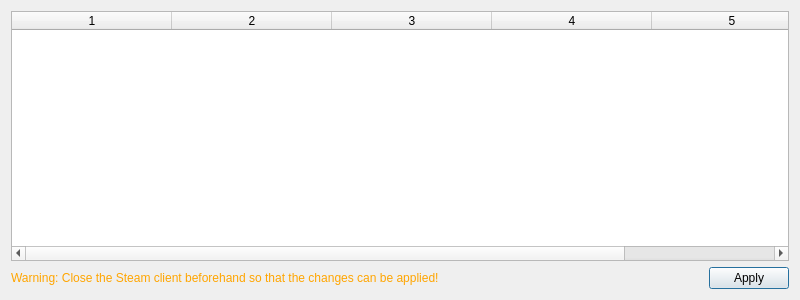
First picture: the form in pupgui2/resources/ui/pupgui2_gamelistdialog.ui, repository DavidoTek/ProtonUp-Qt, before the edit.
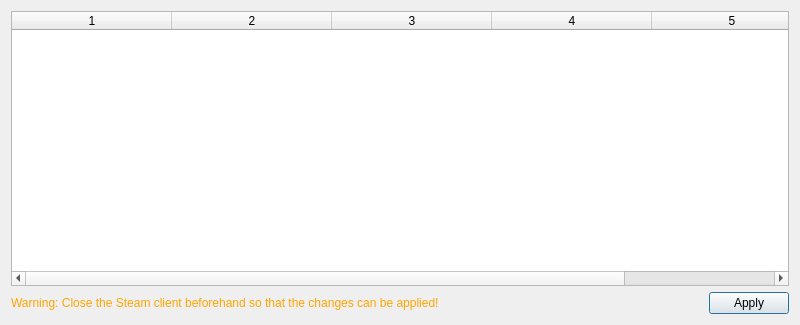
Second picture: the form after the edit.

Commit message:
Show Tool Count on Main Menu, Show Total Installed Games on Games List DIalog (#200)
* Main Menu: Show total installed tools

* Add total games and unused ctool count

* Show total installed Heroic games

* Games List: Show game count in game tooltip

* Games List: Replace total tools label with tooltip

* Small changes regarding translations

---------

```diff
--- a/pupgui2/resources/ui/pupgui2_gamelistdialog.ui
+++ b/pupgui2/resources/ui/pupgui2_gamelistdialog.ui
@@ -10,7 +10,7 @@
     <x>0</x>
     <y>0</y>
     <width>800</width>
-    <height>300</height>
+    <height>325</height>
    </rect>
   </property>
   <property name="windowTitle">
```
The commit also changes 3 other files.
